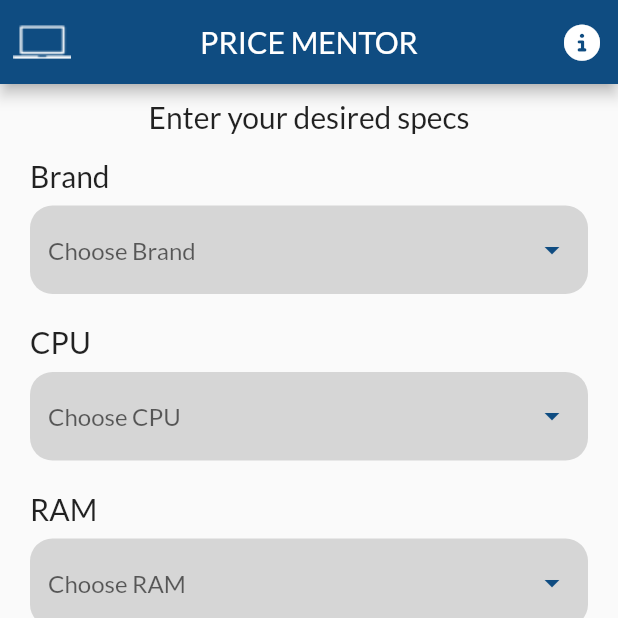
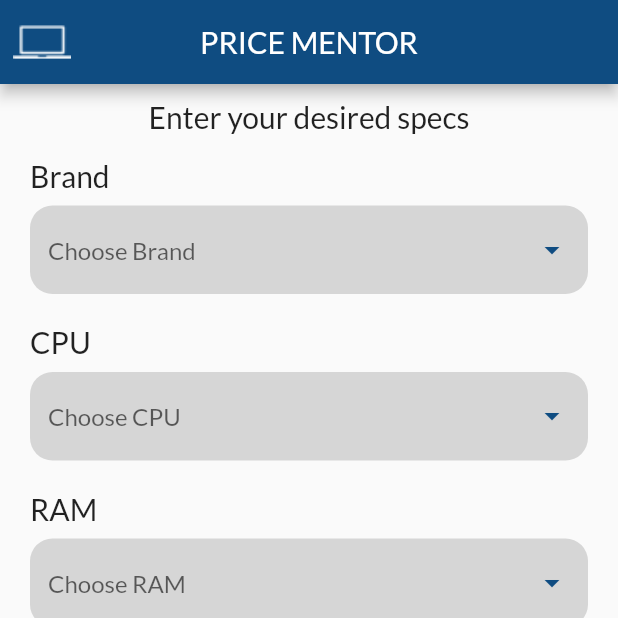
Before and after one commit to Mohamed-Ararr/Price-Mentor-App, a Flutter app: the screen it shows after launch, on a phone screen of 412 x 824 dp, the top half of it. Run offline on Flutter 3.47's test engine with Material 2 defaults, Android fonts, the phone set to English and light mode, and no system bars; drawn by our look-alikes of dropdown_search; our stand-ins replace dio, equatable, flutter_bloc, font_awesome_flutter, go_router, modal_progress_hud_nsn.

Commit message:
refactor home view body code

```diff
--- a/lib/Core/Utils/item_list.dart
+++ b/lib/Core/Utils/item_list.dart
@@ -49,7 +49,6 @@ class ItemsLists {
     'Intel I7 9 Quad-Core',
     'Intel I7 10 Hexa-Core',
     'Intel I7 10 Octa-Core',
-    'Intel I7 11 Octa-Core',
     'Intel I7 11 Octa-Core',
     'Intel I7 12 Hexa-Core',
     'Intel I7 12 Octa-Core',
--- a/lib/Features/HomeScreen/Presentation/Widgets/HomeViewBody.dart
+++ b/lib/Features/HomeScreen/Presentation/Widgets/HomeViewBody.dart
@@ -62,12 +62,6 @@ class _HomeViewBodyState extends State<HomeViewBody> {
               laptopImage,
               scale: 0.9,
             ),
-            actions: [
-              IconButton(
-                onPressed: () {},
-                icon: const Icon(FontAwesomeIcons.circleInfo),
-              ),
-            ],
           ),
           body: Padding(
             padding: kPaddingLR,
@@ -194,24 +188,3 @@ class _HomeViewBodyState extends State<HomeViewBody> {
     }
   }
 }
-
-// .then(
-//                         (value) => {
-//                           GoRouter.of(context)
-//                               .push(AppRouter.resultView, extra: {value}),
-//                           debugPrint("${value.statusCode}"),
-//                         },
-//                       )
-//                       .catchError((onError) {
-//                         String errorMsg = "";
-//                         if (onError is DioError) {
-//                           errorMsg = checkError(onError, errorMsg);
-//                         } else {
-//                           errorMsg = onError.toString();
-//                         }
-//                         showError(context, errorMsg).show();
-//                         return null;
-//                       })
-//                       .onError((error, stackTrace) => {
-//                             AwesomeDialog(context: context, desc: "$error"),
-//                           });
```
